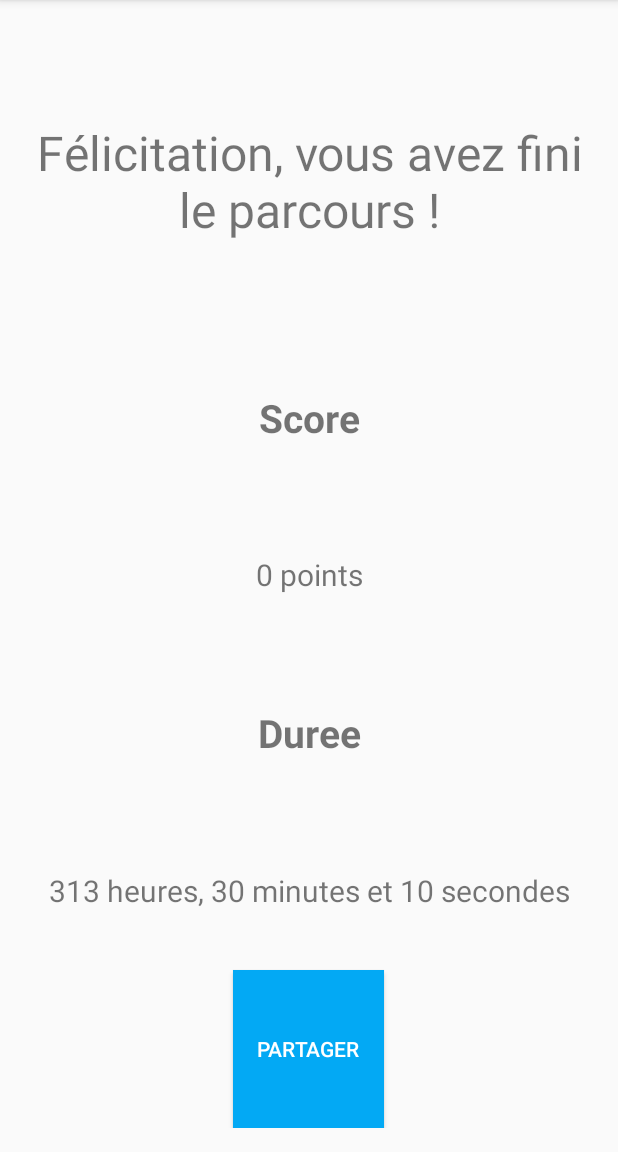
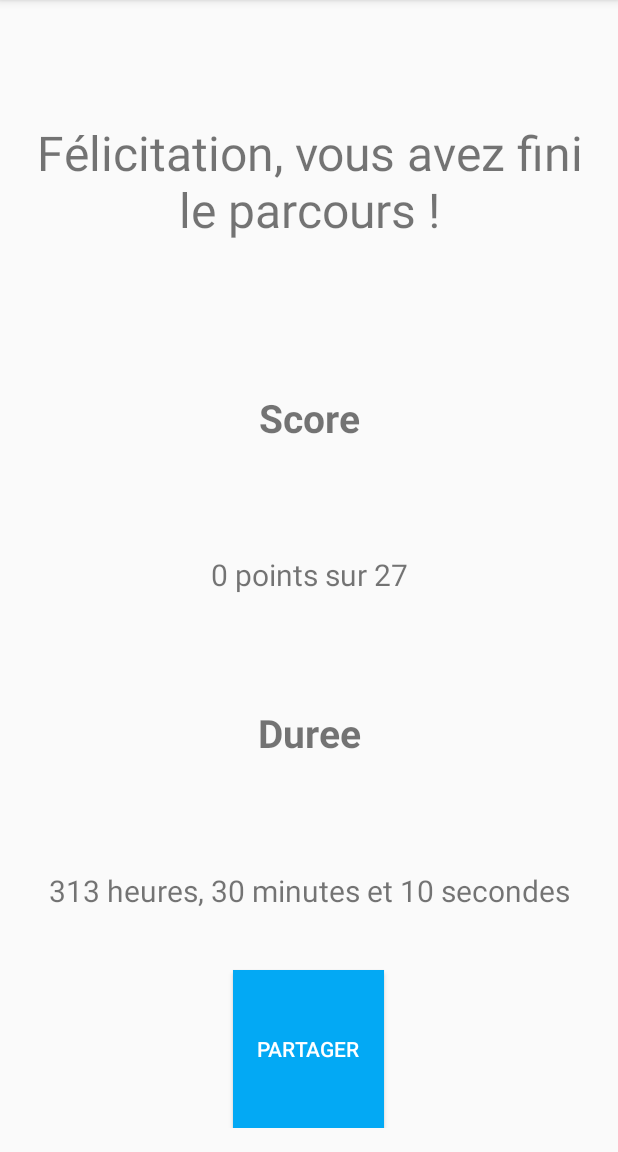
Before and after one commit to TotemaT/HistoryPub, an Android app: the FinalActivity screen opened directly, with no data from a screen before it, on a phone screen of 412 x 824 dp, the part 84-1236 px from its top. Run offline under Robolectric (Android 15) with nearby library versions, the phone set to English and light mode, and no system bars.

Commit message:
Changement de l'affichage sur l'écran final
Affiche le score total

```diff
--- a/app/src/main/java/be/ipl/mobile/projet/historypub/FinalActivity.java
+++ b/app/src/main/java/be/ipl/mobile/projet/historypub/FinalActivity.java
@@ -100,7 +100,9 @@ public class FinalActivity extends AppCompatActivity {
         String minutes = res.getQuantityString(R.plurals.minutes, duree[1], duree[1]);
         String secondes = res.getQuantityString(R.plurals.secondes, duree[2], duree[2]);
 
-        mScore = res.getQuantityString(R.plurals.points, util.getPoints(), util.getPoints());
+        mScore = res.getString(R.string.score_final,
+                res.getQuantityString(R.plurals.points, util.getPoints(), util.getPoints()),
+                GestionEtapes.getInstance(this).getScoreTotal());
         mDuree = res.getString(R.string.duree_finale, heures, minutes, secondes);
 
         mScoreFinalTv.setText(mScore);
--- a/app/src/main/java/be/ipl/mobile/projet/historypub/GestionEtapes.java
+++ b/app/src/main/java/be/ipl/mobile/projet/historypub/GestionEtapes.java
@@ -53,11 +53,13 @@ public class GestionEtapes {
 
     private List<Etape> etapes;
     private Context context;
+    private int scoreTotal;
 
     private static GestionEtapes instance;
 
     private GestionEtapes(Context context) {
         this.context = context;
+        scoreTotal = 0;
         initialiserListeEpreuves();
     }
 
@@ -66,6 +68,28 @@ public class GestionEtapes {
             instance = new GestionEtapes(context);
         }
         return instance;
+    }
+
+    /**
+     * Retourne le score maximum possible dans le jeu.
+     *
+     * @return Score maximum
+     */
+    public int getScoreTotal() {
+        return scoreTotal;
+    }
+
+    /**
+     * Retourne l'étape décrite par son numéro
+     *
+     * @param numero Numéro d'identification de l'étape
+     * @return L'étape demandé ou null si le numéro ne correspond à aucune étape
+     */
+    public Etape getEtape(int numero) {
+        if (numero < 0 || numero >= etapes.size()) {
+            return null;
+        }
+        return etapes.get(numero);
     }
 
     /**
@@ -96,19 +120,6 @@ public class GestionEtapes {
         } catch (XmlPullParserException | IOException e) {
             Log.e(TAG, "Erreur lors de la lecture du fichier XML");
         }
-    }
-
-    /**
-     * Retourne l'étape décrite par son numéro
-     *
-     * @param numero Numéro d'identification de l'étape
-     * @return L'étape demandé ou null si le numéro ne correspond à aucune étape
-     */
-    public Etape getEtape(int numero) {
-        if (numero < 0 || numero >= etapes.size()) {
-            return null;
-        }
-        return etapes.get(numero);
     }
 
     /**
@@ -208,7 +219,9 @@ public class GestionEtapes {
         int num = Integer.parseInt(parser.getAttributeValue(Config.NAMESPACE, "num"));
         String uri = parser.getAttributeValue(Config.NAMESPACE, "uri");
         int points = Integer.parseInt(parser.getAttributeValue(Config.NAMESPACE, "points"));
+        scoreTotal += points;
         String type = parser.getAttributeValue(Config.NAMESPACE, "type");
+        ;
         String question = "";
         Zone zone = null;
         List<String> mots = new ArrayList<String>();
--- a/app/src/main/java/be/ipl/mobile/projet/historypub/QcmActivity.java
+++ b/app/src/main/java/be/ipl/mobile/projet/historypub/QcmActivity.java
@@ -30,7 +30,6 @@ import android.view.MenuInflater;
 import android.view.MenuItem;
 import android.view.View;
 import android.widget.Button;
-import android.widget.CompoundButton;
 import android.widget.TextView;
 import android.widget.Toast;
 
@@ -74,10 +73,14 @@ public class QcmActivity extends AppCompatActivity {
         mCheckBoxUn = (AppCompatCheckBox) choixUn.findViewById(R.id.qcm_checkbox);
         mCheckBoxDeux = (AppCompatCheckBox) choixDeux.findViewById(R.id.qcm_checkbox);
         mCheckBoxTrois = (AppCompatCheckBox) choixTrois.findViewById(R.id.qcm_checkbox);
+        mCheckBoxUn.setClickable(false);
+        mCheckBoxDeux.setClickable(false);
+        mCheckBoxTrois.setClickable(false);
 
         View.OnClickListener clickListener = new View.OnClickListener() {
             @Override
             public void onClick(View view) {
+                /* Uncheck toutes les checkbox puis check la réponse sélectionnée */
                 mCheckBoxUn.setChecked(false);
                 mCheckBoxDeux.setChecked(false);
                 mCheckBoxTrois.setChecked(false);
--- a/app/src/main/java/be/ipl/mobile/projet/historypub/Utils.java
+++ b/app/src/main/java/be/ipl/mobile/projet/historypub/Utils.java
@@ -175,4 +175,6 @@ class Utils {
         intent = Intent.createChooser(intent, context.getString(R.string.partage_choix));
         context.startActivity(intent);
     }
+
+
 }
--- a/app/src/main/res/values/strings.xml
+++ b/app/src/main/res/values/strings.xml
@@ -30,6 +30,7 @@
         <item quantity="one">%1$d point</item>
         <item quantity="other">%1$d points</item>
     </plurals>
+    <string name="score_final">%1$s sur %2$d</string>
     <string name="final_duree">Duree</string>
     <string name="partager">Partager</string>
 
```
